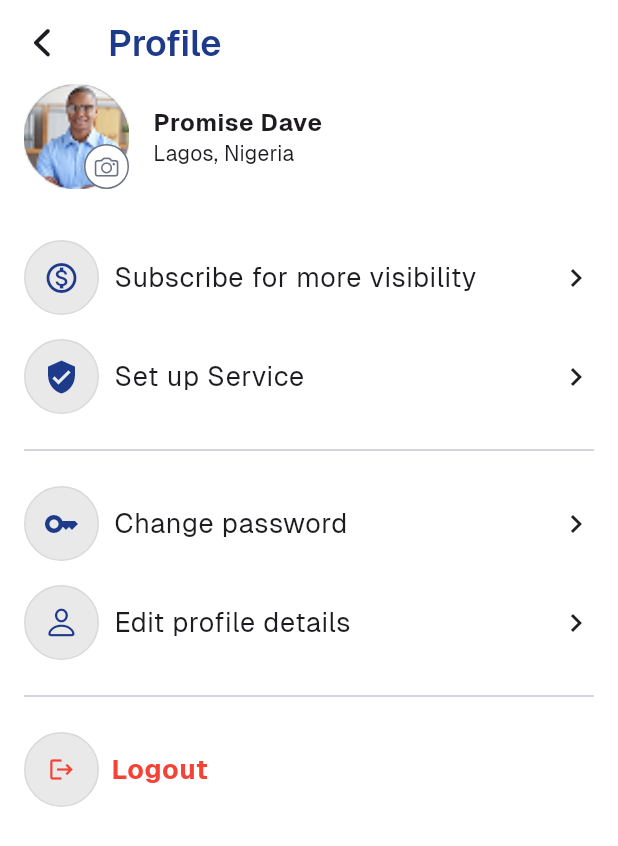
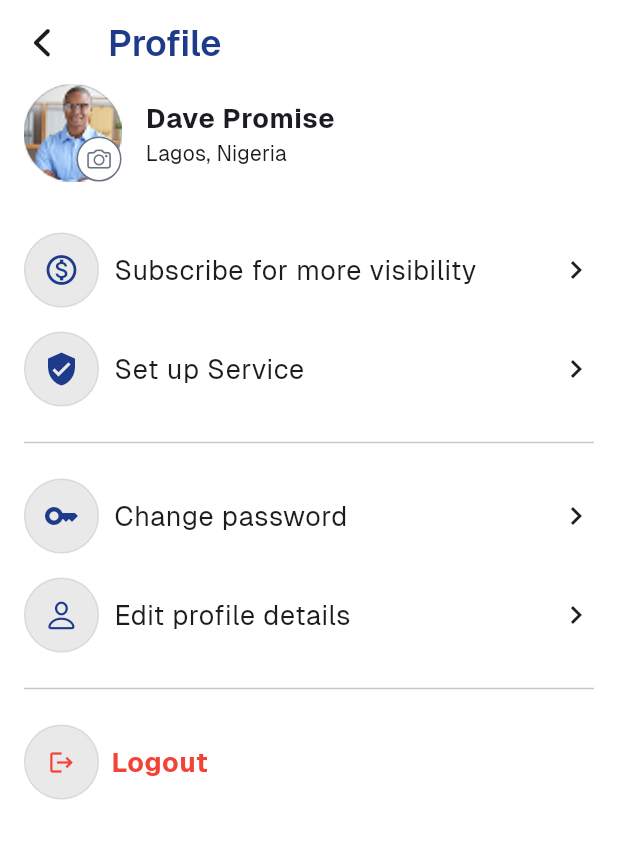
Before and after one commit to umeh-promise/trust_services_app, a Flutter app: the ProfileScreen screen opened directly with empty values, on a phone screen of 412 x 824 dp. Shown: the top 846 px of the screen. Run offline on Flutter 3.47's test engine with Material 3 defaults, Android fonts, the phone set to English and light mode, and no system bars; our stand-ins replace equatable, flutter_bloc, flutter_carousel_widget, flutter_svg, fpdart, get_it and 1 more; accounts and stored records are empty.

```diff
--- a/lib/core/utils/route_manager.dart
+++ b/lib/core/utils/app_route.dart
@@ -1,6 +1,6 @@
 import 'package:flutter/cupertino.dart';
 
-class Routes {
+class AppRouter {
   static final navigatorKey = GlobalKey<NavigatorState>();
 
   static Future<void> push(Route route) async {
--- a/lib/features/auth/presentation/pages/forgot_password.dart
+++ b/lib/features/auth/presentation/pages/forgot_password.dart
@@ -1,7 +1,7 @@
 import 'package:flutter/material.dart';
 import 'package:flutter_bloc/flutter_bloc.dart';
 import 'package:trust_services_app/core/theme/colors.dart';
-import 'package:trust_services_app/core/utils/route_manager.dart';
+import 'package:trust_services_app/core/utils/app_route.dart';
 import 'package:trust_services_app/core/utils/toast.dart';
 import 'package:trust_services_app/core/widgets/app_sub_heading.dart';
 import 'package:trust_services_app/core/widgets/button.dart';
@@ -48,7 +48,7 @@ class _ForgotPasswordScreenState extends State<ForgotPasswordScreen> {
         }
 
         if (state is AuthLogoutSuccess) {
-          Routes.push(OTPScreen.route(_emailController.text));
+          AppRouter.push(OTPScreen.route(_emailController.text));
         }
       },
       builder: (context, state) {
@@ -77,7 +77,7 @@ class _ForgotPasswordScreenState extends State<ForgotPasswordScreen> {
                     onPressed: _onSubmit,
                   ),
                   InkWell(
-                    onTap: () => Routes.push(LoginScreen.route()),
+                    onTap: () => AppRouter.push(LoginScreen.route()),
                     child: RichText(
                       text: TextSpan(
                         text: 'Already have an account? ',
--- a/lib/features/auth/presentation/pages/login.dart
+++ b/lib/features/auth/presentation/pages/login.dart
@@ -1,7 +1,7 @@
 import 'package:flutter/material.dart';
 import 'package:flutter_bloc/flutter_bloc.dart';
 import 'package:trust_services_app/core/theme/colors.dart';
-import 'package:trust_services_app/core/utils/route_manager.dart';
+import 'package:trust_services_app/core/utils/app_route.dart';
 import 'package:trust_services_app/core/utils/toast.dart';
 import 'package:trust_services_app/core/widgets/app_sub_heading.dart';
 import 'package:trust_services_app/core/widgets/button.dart';
@@ -37,7 +37,7 @@ class _LoginScreenState extends State<LoginScreen> {
         }
 
         if (state is AuthSuccess) {
-          Routes.pushAndRemoveUntil(DashboardTabs.route(), false);
+          AppRouter.pushAndRemoveUntil(DashboardTabs.route(), false);
         }
       },
       builder: (context, state) {
@@ -82,7 +82,7 @@ class _LoginScreenState extends State<LoginScreen> {
                         ),
                         InkWell(
                           onTap: () =>
-                              Routes.push(ForgotPasswordScreen.route()),
+                              AppRouter.push(ForgotPasswordScreen.route()),
                           child: Text(
                             'Forgot Password?',
                             style: Theme.of(context).textTheme.labelSmall!
--- a/lib/features/auth/presentation/pages/otp.dart
+++ b/lib/features/auth/presentation/pages/otp.dart
@@ -1,6 +1,6 @@
 import 'package:flutter/material.dart';
 import 'package:flutter_bloc/flutter_bloc.dart';
-import 'package:trust_services_app/core/utils/route_manager.dart';
+import 'package:trust_services_app/core/utils/app_route.dart';
 import 'package:trust_services_app/core/utils/toast.dart';
 import 'package:trust_services_app/core/widgets/app_sub_heading.dart';
 import 'package:trust_services_app/core/widgets/button.dart';
@@ -56,7 +56,7 @@ class _OTPScreenState extends State<OTPScreen> {
                   onCompleted: (otp) {
                     setState(() => _otp = otp);
                     if (otp.length == 4) {
-                      Routes.push(
+                      AppRouter.push(
                         MaterialPageRoute(
                           builder: (_) => ResetPasswordScreen(
                             email: widget.email,
@@ -71,7 +71,7 @@ class _OTPScreenState extends State<OTPScreen> {
                   'Continue',
                   onPressed: _otp.length == 4
                       ? () {
-                          Routes.push(
+                          AppRouter.push(
                             MaterialPageRoute(
                               builder: (_) => ResetPasswordScreen(
                                 email: widget.email,
--- a/lib/features/auth/presentation/pages/reset_password.dart
+++ b/lib/features/auth/presentation/pages/reset_password.dart
@@ -1,6 +1,6 @@
 import 'package:flutter/material.dart';
 import 'package:flutter_bloc/flutter_bloc.dart';
-import 'package:trust_services_app/core/utils/route_manager.dart';
+import 'package:trust_services_app/core/utils/app_route.dart';
 import 'package:trust_services_app/core/utils/toast.dart';
 import 'package:trust_services_app/core/widgets/app_sub_heading.dart';
 import 'package:trust_services_app/core/widgets/button.dart';
@@ -49,7 +49,7 @@ class _ResetPasswordScreenState extends State<ResetPasswordScreen> {
 
         if (state is AuthPasswordResetSuccess) {
           Toast.success(context, 'Password reset successful!');
-          Routes.pushAndRemoveUntil(LoginScreen.route(), false);
+          AppRouter.pushAndRemoveUntil(LoginScreen.route(), false);
         }
       },
       builder: (context, state) {
--- a/lib/features/auth/presentation/pages/signup.dart
+++ b/lib/features/auth/presentation/pages/signup.dart
@@ -1,7 +1,7 @@
 import 'package:flutter/material.dart';
 import 'package:flutter_bloc/flutter_bloc.dart';
 import 'package:trust_services_app/core/theme/colors.dart';
-import 'package:trust_services_app/core/utils/route_manager.dart';
+import 'package:trust_services_app/core/utils/app_route.dart';
 import 'package:trust_services_app/core/utils/toast.dart';
 import 'package:trust_services_app/core/widgets/app_sub_heading.dart';
 import 'package:trust_services_app/core/widgets/button.dart';
@@ -39,7 +39,7 @@ class _SignupScreenState extends State<SignupScreen> {
             Toast.error(context, state.message);
           }
           if (state is AuthSuccess) {
-            Routes.pushAndRemoveUntil(OnboardingFlow.route(), false);
+            AppRouter.pushAndRemoveUntil(OnboardingFlow.route(), false);
           }
         },
         builder: (context, state) {
@@ -101,7 +101,7 @@ class _SignupScreenState extends State<SignupScreen> {
                     ),
                     GoogleButton(),
                     InkWell(
-                      onTap: () => Routes.push(LoginScreen.route()),
+                      onTap: () => AppRouter.push(LoginScreen.route()),
                       child: RichText(
                         text: TextSpan(
                           text: 'Already have an account? ',
--- a/lib/features/auth/presentation/widgets/profile_success.dart
+++ b/lib/features/auth/presentation/widgets/profile_success.dart
@@ -1,5 +1,5 @@
 import 'package:flutter/material.dart';
-import 'package:trust_services_app/core/utils/route_manager.dart';
+import 'package:trust_services_app/core/utils/app_route.dart';
 import 'package:trust_services_app/core/widgets/button.dart';
 import 'package:trust_services_app/core/widgets/scaffold_title.dart';
 import 'package:trust_services_app/features/dashboard/presentation/widgets/dashboard_tabs.dart';
@@ -29,7 +29,7 @@ class ProfileSuccess extends StatelessWidget {
             Button(
               'Continue to Home',
               onPressed: () =>
-                  Routes.pushAndRemoveUntil(DashboardTabs.route(), false),
+                  AppRouter.pushAndRemoveUntil(DashboardTabs.route(), false),
             ),
           ],
         ),
--- a/lib/features/dashboard/presentation/pages/profile.dart
+++ b/lib/features/dashboard/presentation/pages/profile.dart
@@ -32,8 +32,8 @@ class ProfileScreen extends StatelessWidget {
                   alignment: AlignmentGeometry.bottomRight,
                   children: [
                     Container(
-                      width: 70,
-                      height: 70,
+                      width: 65,
+                      height: 65,
                       decoration: BoxDecoration(
                         color: AppPallete.secondaryColor,
                         borderRadius: BorderRadius.circular(50),
@@ -73,8 +73,8 @@ class ProfileScreen extends StatelessWidget {
                     crossAxisAlignment: CrossAxisAlignment.start,
                     children: [
                       Text(
-                        'Promise Dave',
-                        style: Theme.of(context).textTheme.labelSmall!.copyWith(
+                        'Dave Promise',
+                        style: Theme.of(context).textTheme.bodyLarge!.copyWith(
                           fontWeight: FontWeight.w700,
                         ),
                       ),
--- a/lib/features/dashboard/presentation/widgets/categories.dart
+++ b/lib/features/dashboard/presentation/widgets/categories.dart
@@ -1,6 +1,6 @@
 import 'package:flutter/material.dart';
 import 'package:trust_services_app/core/theme/sizes.dart';
-import 'package:trust_services_app/core/utils/route_manager.dart';
+import 'package:trust_services_app/core/utils/app_route.dart';
 import 'package:trust_services_app/features/dashboard/presentation/pages/categories.dart';
 import 'package:trust_services_app/features/dashboard/presentation/widgets/category_card.dart';
 import 'package:trust_services_app/features/dashboard/presentation/widgets/home_heading.dart';
@@ -24,7 +24,7 @@ class Categories extends StatelessWidget {
         crossAxisAlignment: CrossAxisAlignment.start,
         children: [
           HomeHeading(
-            onPressed: () => Routes.push(CategoriesScreen.route()),
+            onPressed: () => AppRouter.push(CategoriesScreen.route()),
             title: 'Categories',
           ),
           SizedBox(
--- a/lib/features/home/presentation/pages/splash.dart
+++ b/lib/features/home/presentation/pages/splash.dart
@@ -1,6 +1,6 @@
 import 'package:flutter/material.dart';
 import 'package:trust_services_app/core/theme/colors.dart';
-import 'package:trust_services_app/core/utils/route_manager.dart';
+import 'package:trust_services_app/core/utils/app_route.dart';
 import 'package:trust_services_app/core/widgets/button.dart';
 import 'package:trust_services_app/features/auth/presentation/pages/login.dart';
 import 'package:trust_services_app/features/auth/presentation/pages/signup.dart';
@@ -36,11 +36,11 @@ class SplashScreen extends StatelessWidget {
                 Carousel(),
                 Button(
                   'Get Started',
-                  onPressed: () => Routes.push(SignupScreen.route()),
+                  onPressed: () => AppRouter.push(SignupScreen.route()),
                 ),
                 Button(
                   'Login Now',
-                  onPressed: () => Routes.push(LoginScreen.route()),
+                  onPressed: () => AppRouter.push(LoginScreen.route()),
                   backgroundColor: AppPallete.whiteColor,
                   color: AppPallete.primaryColor,
                 ),
--- a/lib/main.dart
+++ b/lib/main.dart
@@ -1,7 +1,7 @@
 import 'package:flutter/material.dart';
 import 'package:flutter_bloc/flutter_bloc.dart';
 import 'package:trust_services_app/core/theme/theme.dart';
-import 'package:trust_services_app/core/utils/route_manager.dart';
+import 'package:trust_services_app/core/utils/app_route.dart';
 import 'package:trust_services_app/core/widgets/loader.dart';
 import 'package:trust_services_app/features/auth/presentation/cubit/auth_cubit.dart';
 import 'package:trust_services_app/features/auth/presentation/cubit/onboarding_cubit.dart';
@@ -33,7 +33,7 @@ class MyApp extends StatelessWidget {
       title: 'Flutter Demo',
       theme: AppTheme.theme,
       themeMode: ThemeMode.light,
-      navigatorKey: Routes.navigatorKey,
+      navigatorKey: AppRouter.navigatorKey,
       home: BlocBuilder<AuthCubit, AuthState>(
         builder: (context, state) {
           if (state is AuthLoading) return Loader();
```
